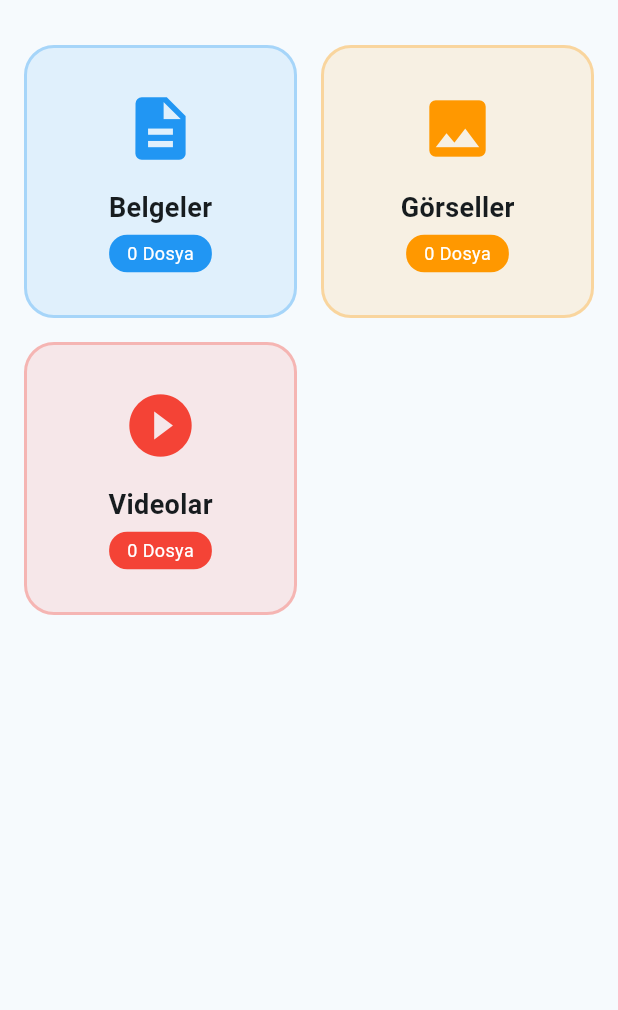
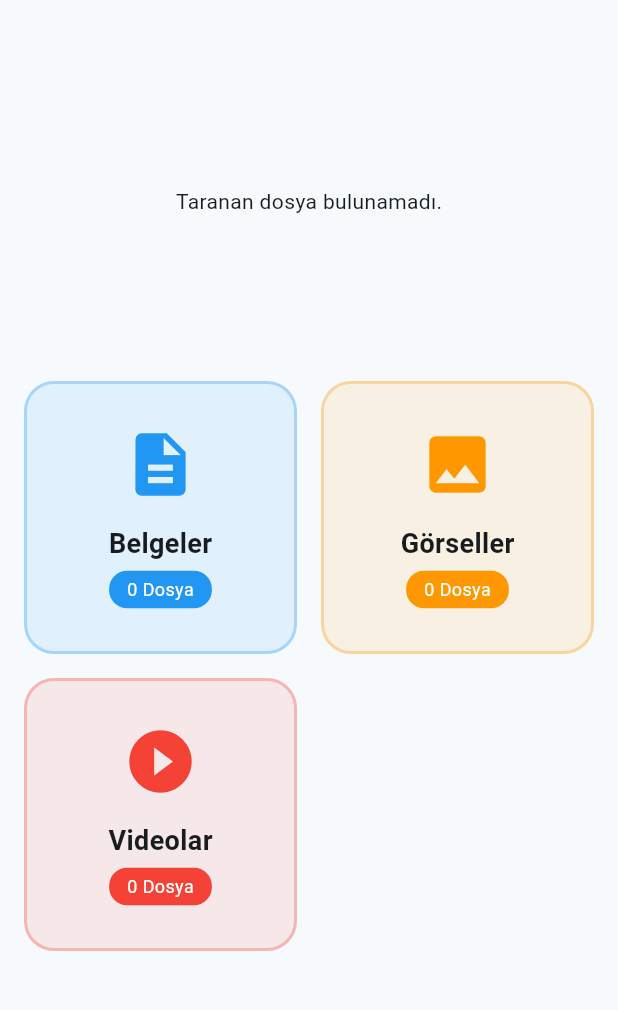
Before and after one commit to muaviyemalik/Dosya_Yoneticisi, a Flutter app: the screen it shows after launch, on a phone screen of 412 x 824 dp, the part 63-1073 px from its top. Run offline on Flutter 3.47's test engine with Material 3 defaults, Android fonts, the phone set to English and light mode, and no system bars; our stand-ins replace connectivity_plus, fl_chart, open_file, permission_handler, webview_flutter.

Commit message:
geliştirme: depolama grafiği tam pasta yapıldı ve cihaz doluluk barı eklendi

```diff
--- a/lib/main.dart
+++ b/lib/main.dart
@@ -4,6 +4,7 @@ import 'screens/dosya_listesi_ekrani.dart';
 import 'widgets/kategori_karti.dart';
 import 'services/file_service.dart';
 import 'services/permission_service.dart';
+import 'widgets/depolama_grafigi.dart';
 
 void main()
 {
@@ -111,27 +112,56 @@ class _AnaEkranState extends State<AnaEkran>
                     {
                       return const Center(child: Text("Dosyalar okunurken bir hata oluştu."));
                     }
+                    // Veriler başarıyla geldiyse grafiği ve kartları oluştur
+                    final veriler = snapshot.data!;
+                    int belgeAdedi = veriler['Belgeler']?.length ?? 0;
+                    int gorselAdedi = veriler['Gorseller']?.length ?? 0;
+                    int videoAdedi = veriler['Videolar']?.length ?? 0;
 
-                    final veriler = snapshot.data!;
+                    return Column
+                    (
+                      children:
+                      [
+                        const SizedBox(height: 20),
 
-                    return Padding(
-                      padding: const EdgeInsets.all(16.0),
-                      child: GridView.count(
+                        // Üst Kısım: Pasta Grafiği
+                        DepolamaGrafigi
+                        (
+                          belgeSayisi: belgeAdedi,
+                          gorselSayisi: gorselAdedi,
+                          videoSayisi: videoAdedi,
+                        ),
+
+                        const SizedBox(height: 20),
+
+                        // Alt Kısım: Kategori Kartları (Expanded ile kalan boşluğu doldurur)
+                        Expanded
+                        (
+                          child: Padding
+                          (
+                            padding: const EdgeInsets.symmetric(horizontal: 16.0),
+                            child: GridView.count
+                            (
                               crossAxisCount: 2,
                               crossAxisSpacing: 16,
                               mainAxisSpacing: 16,
-                        children: [
-                          KategoriKarti(
+                              children:
+                              [
+                                KategoriKarti
+                                (
                                   baslik: 'Belgeler',
                                   ikon: Icons.description,
                                   renk: Colors.blue,
-                            dosyaSayisi: veriler['Belgeler']?.length ?? 0,
+                                  dosyaSayisi: belgeAdedi,
                                   onClick: ()
                                   {
-                              Navigator.push(
+                                    Navigator.push
+                                    (
                                       context,
-                                MaterialPageRoute(
-                                  builder: (context) => DosyaListesiEkrani(
+                                      MaterialPageRoute
+                                      (
+                                        builder: (context) => DosyaListesiEkrani
+                                        (
                                           baslik: 'Belgeler',
                                           dosyalar: veriler['Belgeler'] ?? [],
                                         ),
@@ -139,17 +169,21 @@ class _AnaEkranState extends State<AnaEkran>
                                     );
                                   },
                                 ),
-                          KategoriKarti(
+                                KategoriKarti
+                                (
                                   baslik: 'Görseller',
                                   ikon: Icons.image,
                                   renk: Colors.orange,
-                            dosyaSayisi: veriler['Gorseller']?.length ?? 0,
+                                  dosyaSayisi: gorselAdedi,
                                   onClick: ()
                                   {
-                              Navigator.push(
+                                    Navigator.push
+                                    (
                                       context,
-                                MaterialPageRoute(
-                                  builder: (context) => DosyaListesiEkrani(
+                                      MaterialPageRoute
+                                      (
+                                        builder: (context) => DosyaListesiEkrani
+                                        (
                                           baslik: 'Görseller',
                                           dosyalar: veriler['Gorseller'] ?? [],
                                         ),
@@ -157,17 +191,21 @@ class _AnaEkranState extends State<AnaEkran>
                                     );
                                   },
                                 ),
-                          KategoriKarti(
+                                KategoriKarti
+                                (
                                   baslik: 'Videolar',
                                   ikon: Icons.play_circle_fill,
                                   renk: Colors.red,
-                            dosyaSayisi: veriler['Videolar']?.length ?? 0,
+                                  dosyaSayisi: videoAdedi,
                                   onClick: ()
                                   {
-                              Navigator.push(
+                                    Navigator.push
+                                    (
                                       context,
-                                MaterialPageRoute(
-                                  builder: (context) => DosyaListesiEkrani(
+                                      MaterialPageRoute
+                                      (
+                                        builder: (context) => DosyaListesiEkrani
+                                        (
                                           baslik: 'Videolar',
                                           dosyalar: veriler['Videolar'] ?? [],
                                         ),
@@ -177,6 +215,9 @@ class _AnaEkranState extends State<AnaEkran>
                                 ),
                               ],
                             ),
+                          ),
+                        ),
+                      ],
                     );
                   },
                 ),
--- /dev/null
+++ b/lib/widgets/depolama_grafigi.dart
@@ -0,0 +1,166 @@
+import 'package:flutter/material.dart';
+import 'package:fl_chart/fl_chart.dart';
+
+class DepolamaGrafigi extends StatelessWidget
+{
+  final int belgeSayisi;
+  final int gorselSayisi;
+  final int videoSayisi;
+
+  const DepolamaGrafigi({
+    super.key,
+    required this.belgeSayisi,
+    required this.gorselSayisi,
+    required this.videoSayisi,
+  });
+
+  @override
+  Widget build(BuildContext context)
+  {
+    int toplamDosya = belgeSayisi + gorselSayisi + videoSayisi;
+
+    if (toplamDosya == 0)
+    {
+      return const SizedBox
+      (
+        height: 200,
+        child: Center(child: Text("Taranan dosya bulunamadı.")),
+      );
+    }
+
+    return Padding
+    (
+      padding: const EdgeInsets.symmetric(horizontal: 24.0, vertical: 8.0),
+      child: Column
+      (
+        children:
+        [
+          // 1. KISIM: CİHAZ TOPLAM DEPOLAMA DURUMU (Çizgisel İlerleme Çubuğu)
+          Container
+          (
+            padding: const EdgeInsets.all(16),
+            decoration: BoxDecoration
+            (
+              color: Colors.blueGrey.withOpacity(0.05),
+              borderRadius: BorderRadius.circular(16),
+              border: Border.all(color: Colors.blueGrey.withOpacity(0.1)),
+            ),
+            child: Column
+            (
+              crossAxisAlignment: CrossAxisAlignment.start,
+              children:
+              [
+                const Row
+                (
+                  mainAxisAlignment: MainAxisAlignment.spaceBetween,
+                  children:
+                  [
+                    Text
+                    (
+                      "Cihaz Hafıza Durumu",
+                      style: TextStyle(fontWeight: FontWeight.bold, fontSize: 14),
+                    ),
+                    Text
+                    (
+                      "72.5 GB / 128 GB",
+                      style: TextStyle(fontSize: 13, color: Colors.grey, fontWeight: FontWeight.w500),
+                    ),
+                  ],
+                ),
+                const SizedBox(height: 10),
+                LinearProgressIndicator
+                (
+                  value: 0.56, // Şimdilik statik oran, ileride disk alanı servisini bağlayacağız
+                  backgroundColor: Colors.grey.withOpacity(0.2),
+                  valueColor: const AlwaysStoppedAnimation<Color>(Colors.blueGrey),
+                  minHeight: 10,
+                  borderRadius: BorderRadius.circular(5),
+                ),
+              ],
+            ),
+          ),
+
+          const SizedBox(height: 24),
+
+          // 2. KISIM: İÇİ TAM DOLU PASTA GRAFİĞİ
+          SizedBox
+          (
+            height: 160,
+            child: PieChart
+            (
+              PieChartData
+              (
+                centerSpaceRadius: 0, // Ortadaki boşluğu tamamen kapatıp dolgun pasta yapar
+                sectionsSpace: 2,    // Dilimler arası ince estetik boşluk
+                sections:
+                [
+                  PieChartSectionData
+                  (
+                    color: Colors.blue,
+                    value: belgeSayisi.toDouble(),
+                    title: belgeSayisi > 0 ? '$belgeSayisi' : '',
+                    radius: 80, // Grafik büyüklüğü
+                    titleStyle: const TextStyle(fontSize: 14, fontWeight: FontWeight.bold, color: Colors.white),
+                  ),
+                  PieChartSectionData
+                  (
+                    color: Colors.orange,
+                    value: gorselSayisi.toDouble(),
+                    title: gorselSayisi > 0 ? '$gorselSayisi' : '',
+                    radius: 80,
+                    titleStyle: const TextStyle(fontSize: 14, fontWeight: FontWeight.bold, color: Colors.white),
+                  ),
+                  PieChartSectionData
+                  (
+                    color: Colors.red,
+                    value: videoSayisi.toDouble(),
+                    title: videoSayisi > 0 ? '$videoSayisi' : '',
+                    radius: 80,
+                    titleStyle: const TextStyle(fontSize: 14, fontWeight: FontWeight.bold, color: Colors.white),
+                  ),
+                ],
+              ),
+            ),
+          ),
+
+          const SizedBox(height: 20),
+
+          // 3. KISIM: ALT GÖSTERGELER (LEGEND)
+          Row
+          (
+            mainAxisAlignment: MainAxisAlignment.spaceEvenly,
+            children:
+            [
+              _gostergeEtiketi("Belgeler", Colors.blue),
+              _gostergeEtiketi("Görseller", Colors.orange),
+              _gostergeEtiketi("Videolar", Colors.red),
+            ],
+          ),
+        ],
+      ),
+    );
+  }
+
+  // Gösterge öğelerini üreten küçük yardımcı fonksiyon
+  Widget _gostergeEtiketi(String metin, Color renk)
+  {
+    return Row
+    (
+      children:
+      [
+        Container
+        (
+          width: 12,
+          height: 12,
+          decoration: BoxDecoration(color: renk, shape: BoxShape.circle),
+        ),
+        const SizedBox(width: 8),
+        Text
+        (
+          metin,
+          style: const TextStyle(fontSize: 13, fontWeight: FontWeight.w600, color: Colors.black87),
+        ),
+      ],
+    );
+  }
+}
--- a/pubspec.yaml
+++ b/pubspec.yaml
@@ -40,6 +40,7 @@ dependencies:
   connectivity_plus: ^7.1.1
   webview_flutter: ^4.14.0
   http: ^1.6.0
+  fl_chart: ^1.2.0
 
 dev_dependencies:
   flutter_test:
```
Also changed, not shown: pubspec.lock. Lines whose indentation alone changed are shown as unchanged.
